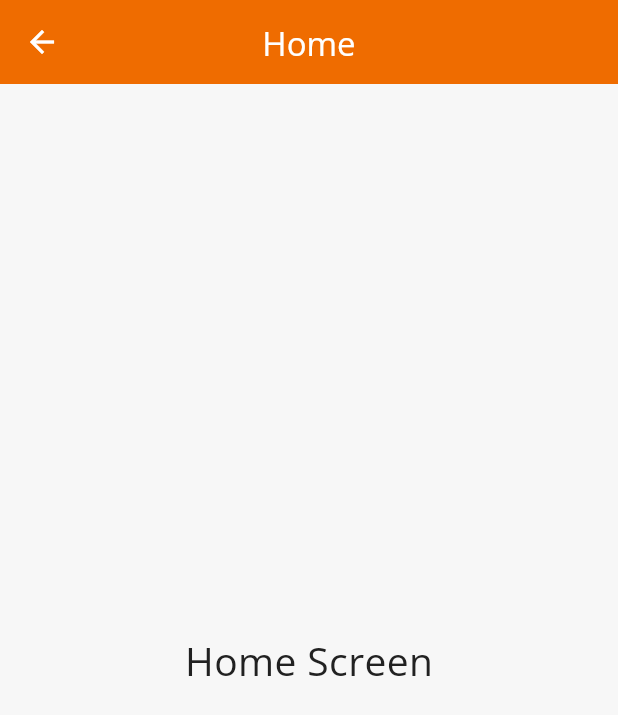
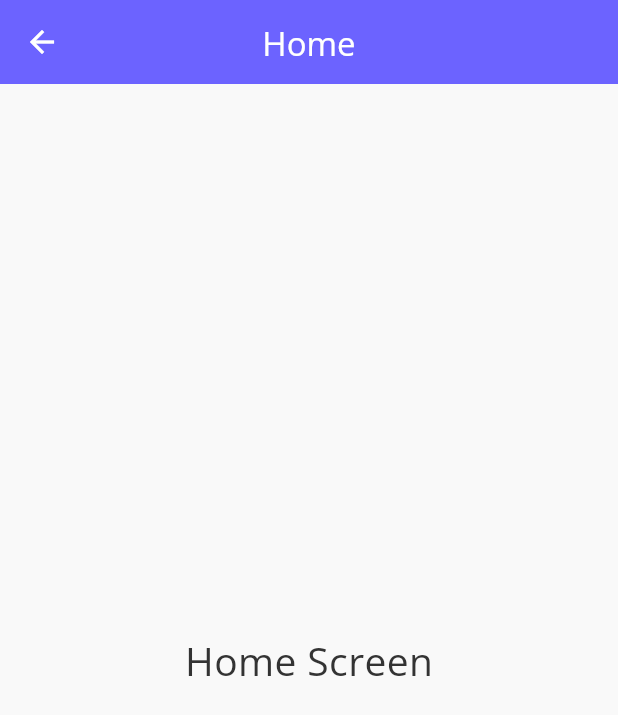
Before and after one commit to ankit7756/foodify_food_delivery_system, a Flutter app: the HomeScreen screen opened directly, on a phone screen of 412 x 824 dp. Shown: the top 715 px of the screen. Run offline on Flutter 3.47's test engine with Material 3 defaults, Android fonts, the phone set to English and light mode, and no system bars.

Commit message:
Add app_colors.dart with custom colors for the app theme

```diff
--- a/lib/theme/app_colors.dart
+++ b/lib/theme/app_colors.dart
@@ -1,12 +1,11 @@
 import 'package:flutter/material.dart';
 
 class AppColors {
-  static const Color primary = Color(0xFFEF6C00); // deep orange
-  static const Color primaryDark = Color(0xFFB53F00);
-  static const Color accent = Color(0xFFFFA726);
-  static const Color background = Color(0xFFF7F7F7);
-  static const Color card = Color(0xFFFFFFFF);
-  static const Color textPrimary = Color(0xFF212121);
-  static const Color textSecondary = Color(0xFF616161);
-  static const Color success = Color(0xFF2E7D32);
+  static const Color primary = Color(0xFF6C63FF);
+  static const Color primaryDark = Color(0xFF4B43D8);
+  static const Color secondary = Color(0xFFFF6B6B);
+  static const Color background = Color(0xFFF9F9F9);
+  static const Color card = Colors.white;
+  static const Color textPrimary = Color(0xFF333333);
+  static const Color textSecondary = Color(0xFF777777);
 }
```
